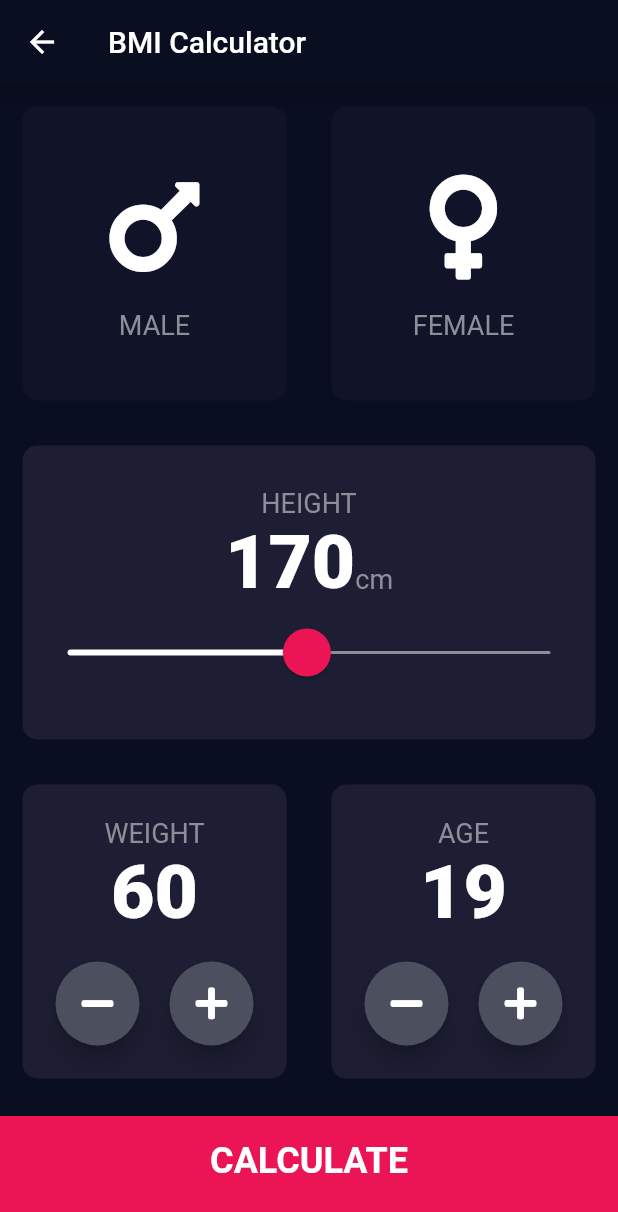
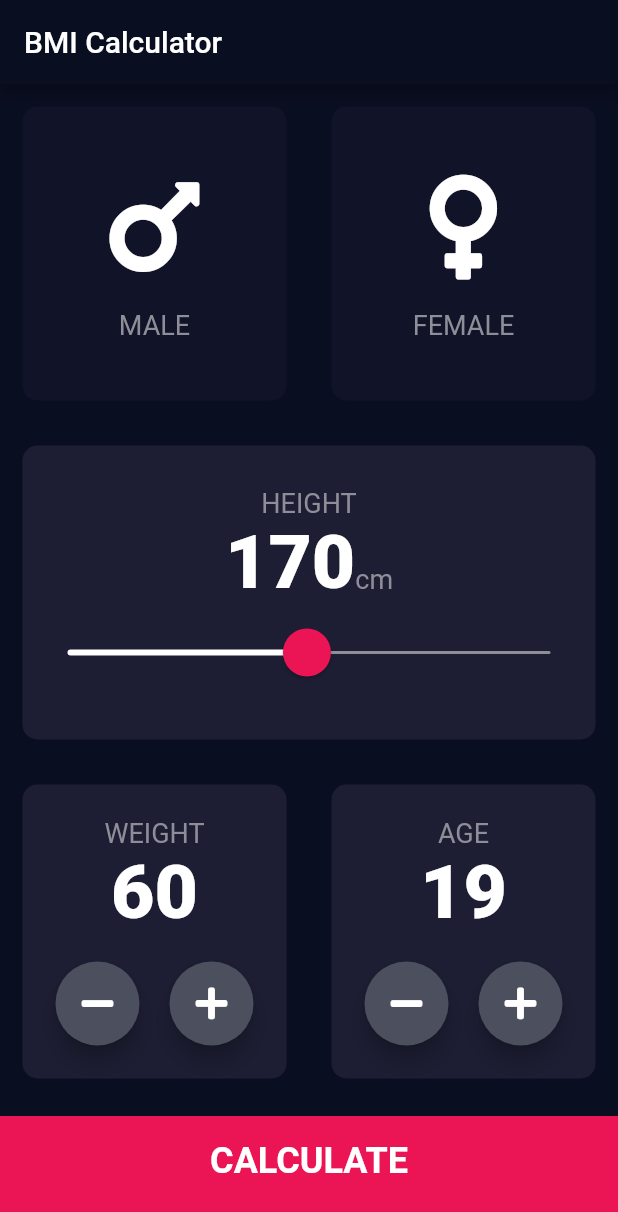
Before and after one commit to reymillenium/bmi_calculator_flutter_updated, a Flutter app: the screen it shows after launch, on a phone screen of 412 x 824 dp. Shown: the top 1212 px of the screen. Run offline on Flutter 3.47's test engine with Material 2 defaults, Android fonts, the phone set to English and light mode, and no system bars; our stand-ins replace font_awesome_flutter.

Commit message:
removed some code. It still needs improvemente in having into account the age and the gender

```diff
--- a/lib/main.dart
+++ b/lib/main.dart
@@ -23,15 +23,14 @@ class BMICalculator extends StatelessWidget {
           floatingActionButtonTheme: FloatingActionButtonThemeData(
             backgroundColor: Colors.purple,
           )),
-      // theme: ThemeData.dark(),
       home: InputPage(title: 'BMI Calculator'),
 
-      initialRoute: '/input',
+      // initialRoute: '/input',
       // Routes
       routes: {
         // '/': (context) => InputPage(title: 'BMI Calculator'),
         '/results': (context) => ResultsPage(),
-        '/input': (context) => InputPage(title: 'BMI Calculator'),
+        // '/input': (context) => InputPage(title: 'BMI Calculator'),
       },
     );
   }
--- a/lib/screens/results_page.dart
+++ b/lib/screens/results_page.dart
@@ -7,7 +7,7 @@ import 'package:bmi_calculator_flutter_updated/components/reusable_card.dart';
 import 'package:bmi_calculator_flutter_updated/components/bottom_button.dart';
 
 // Brain:
-import 'package:bmi_calculator_flutter_updated/bmi_calculator_brain.dart';
+// import 'package:bmi_calculator_flutter_updated/bmi_calculator_brain.dart';
 
 // Constants:
 import 'package:bmi_calculator_flutter_updated/constants.dart';
```
